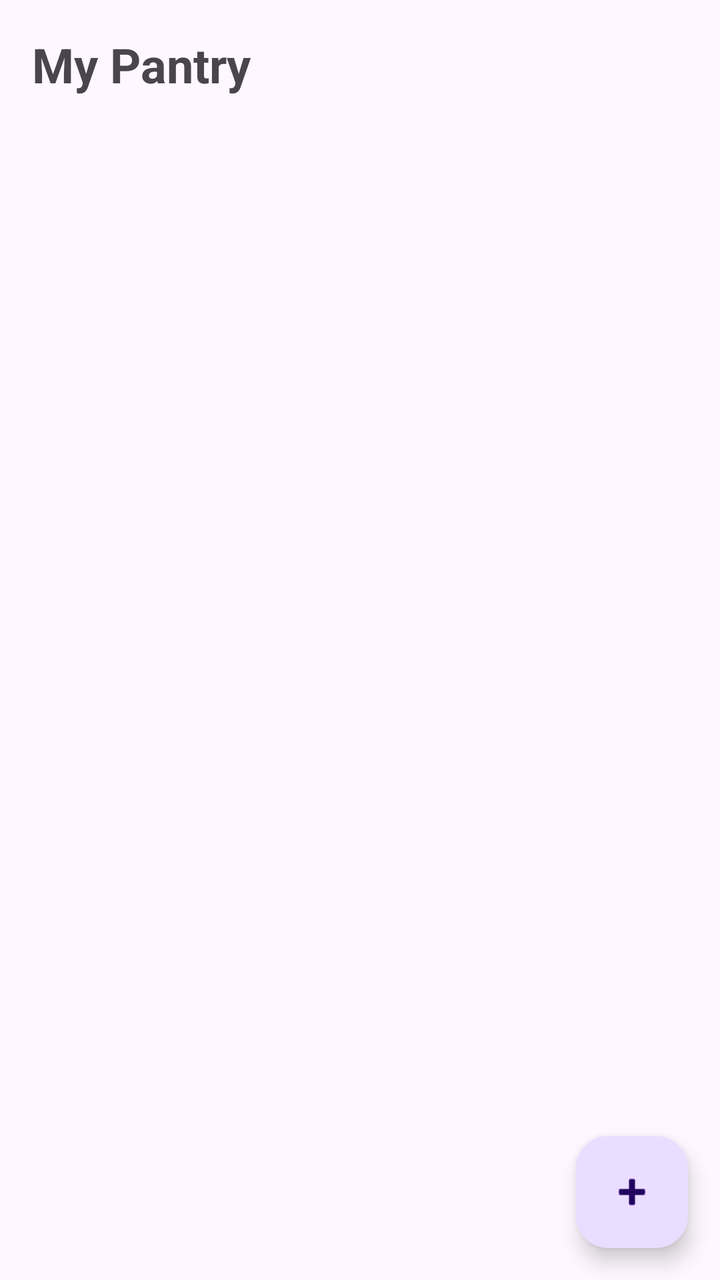
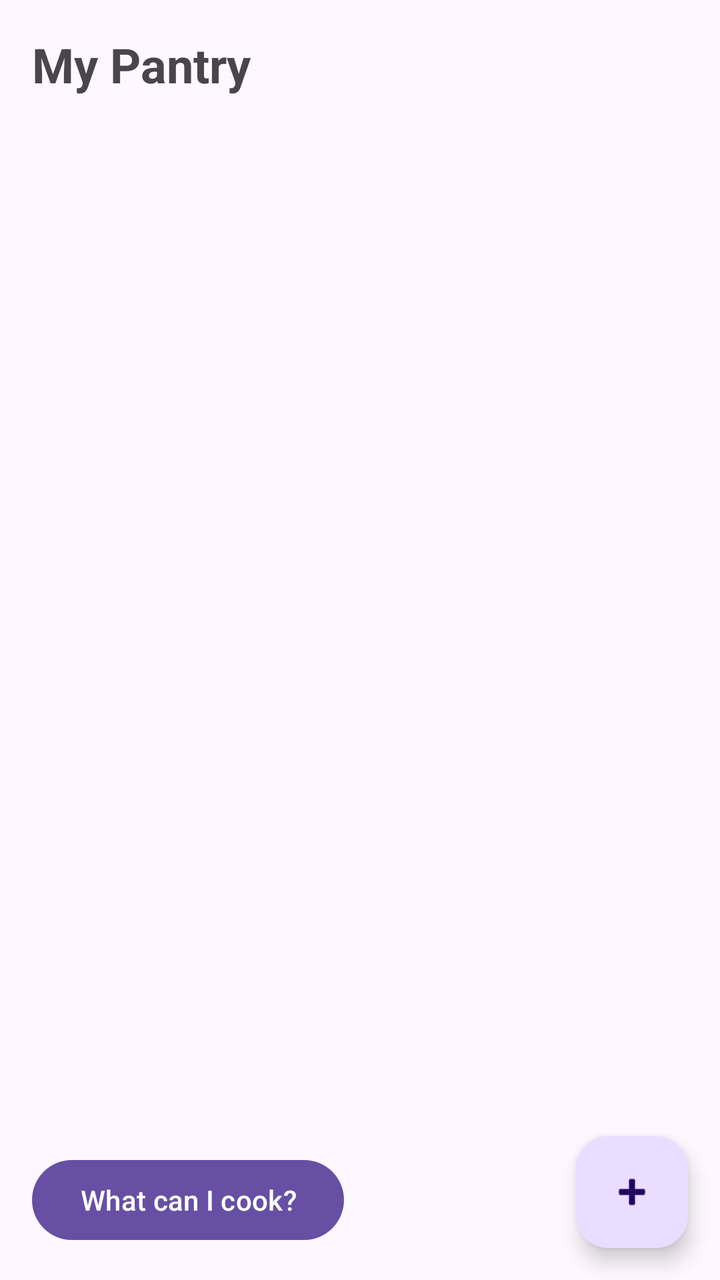

Two renders of the same Android screen: before a commit and after it. Below are the layout's source before the change and the commit's diff.
<!-- AndroidManifest.xml: application theme Theme.SmartPantryManager -->
<!-- res/layout/activity_main.xml -->
<?xml version="1.0" encoding="utf-8"?>
<androidx.constraintlayout.widget.ConstraintLayout
    xmlns:android="http://schemas.android.com/apk/res/android"
    xmlns:app="http://schemas.android.com/apk/res-auto"
    android:id="@+id/main"
    android:layout_width="match_parent"
    android:layout_height="match_parent">

    <TextView
        android:id="@+id/textTitle"
        android:layout_width="0dp"
        android:layout_height="wrap_content"
        android:padding="16dp"
        android:text="My Pantry"
        android:textSize="24sp"
        android:textStyle="bold"
        app:layout_constraintTop_toTopOf="parent"
        app:layout_constraintStart_toStartOf="parent"
        app:layout_constraintEnd_toEndOf="parent" />

    <androidx.recyclerview.widget.RecyclerView
        android:id="@+id/recyclerPantry"
        android:layout_width="0dp"
        android:layout_height="0dp"
        android:clipToPadding="false"
        android:padding="8dp"
        app:layout_constraintTop_toBottomOf="@id/textTitle"
        app:layout_constraintBottom_toBottomOf="parent"
        app:layout_constraintStart_toStartOf="parent"
        app:layout_constraintEnd_toEndOf="parent" />

    <TextView
        android:id="@+id/textEmpty"
        android:layout_width="0dp"
        android:layout_height="wrap_content"
        android:gravity="center"
        android:padding="32dp"
        android:text="Your pantry is empty. Tap + to add an ingredient."
        android:textSize="16sp"
        android:visibility="gone"
        app:layout_constraintTop_toTopOf="parent"
        app:layout_constraintBottom_toBottomOf="parent"
        app:layout_constraintStart_toStartOf="parent"
        app:layout_constraintEnd_toEndOf="parent" />

    <com.google.android.material.floatingactionbutton.FloatingActionButton
        android:id="@+id/fabAdd"
        android:layout_width="wrap_content"
        android:layout_height="wrap_content"
        android:layout_margin="16dp"
        android:contentDescription="Add ingredient"
        android:src="@android:drawable/ic_input_add"
        app:layout_constraintBottom_toBottomOf="parent"
        app:layout_constraintEnd_toEndOf="parent" />

</androidx.constraintlayout.widget.ConstraintLayout>
<!-- resources referenced by this layout -->
<resources>
  <style name="Theme.SmartPantryManager" parent="Base.Theme.SmartPantryManager" />
  <style name="Base.Theme.SmartPantryManager" parent="Theme.Material3.DayNight.NoActionBar">
          
          
      </style>
</resources>

<!-- the commit's change to res/layout/activity_main.xml (unified diff, before → after) -->
@@ -24,6 +24,7 @@
         android:layout_height="0dp"
         android:clipToPadding="false"
         android:padding="8dp"
+        android:paddingBottom="88dp"
         app:layout_constraintTop_toBottomOf="@id/textTitle"
         app:layout_constraintBottom_toBottomOf="parent"
         app:layout_constraintStart_toStartOf="parent"
@@ -43,6 +44,15 @@
         app:layout_constraintStart_toStartOf="parent"
         app:layout_constraintEnd_toEndOf="parent" />
 
+    <Button
+        android:id="@+id/buttonSuggest"
+        android:layout_width="wrap_content"
+        android:layout_height="wrap_content"
+        android:layout_margin="16dp"
+        android:text="What can I cook?"
+        app:layout_constraintBottom_toBottomOf="parent"
+        app:layout_constraintStart_toStartOf="parent" />
+
     <com.google.android.material.floatingactionbutton.FloatingActionButton
         android:id="@+id/fabAdd"
         android:layout_width="wrap_content"
